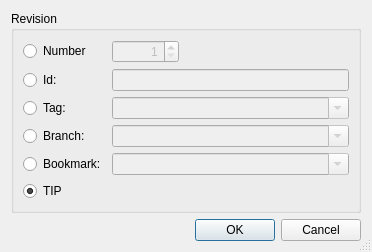
Qt form Plugins/VcsPlugins/vcsMercurial/HgRevisionSelectionDialog.ui (testmana2/test) before a commit.
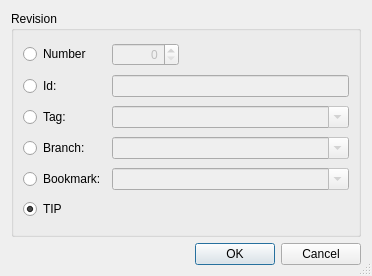
The same form after that commit.

Commit message: Fixed issues in some Mercurial dialogs where the ID could not start with 0.

```diff
--- a/Plugins/VcsPlugins/vcsMercurial/HgRevisionSelectionDialog.ui
+++ b/Plugins/VcsPlugins/vcsMercurial/HgRevisionSelectionDialog.ui
@@ -7,7 +7,7 @@
     <x>0</x>
     <y>0</y>
     <width>372</width>
-    <height>224</height>
+    <height>276</height>
    </rect>
   </property>
   <property name="windowTitle">
@@ -44,9 +44,6 @@
         <property name="alignment">
          <set>Qt::AlignRight</set>
         </property>
-        <property name="minimum">
-         <number>1</number>
-        </property>
         <property name="maximum">
          <number>999999999</number>
         </property>
```
The commit also changes 6 other files.
